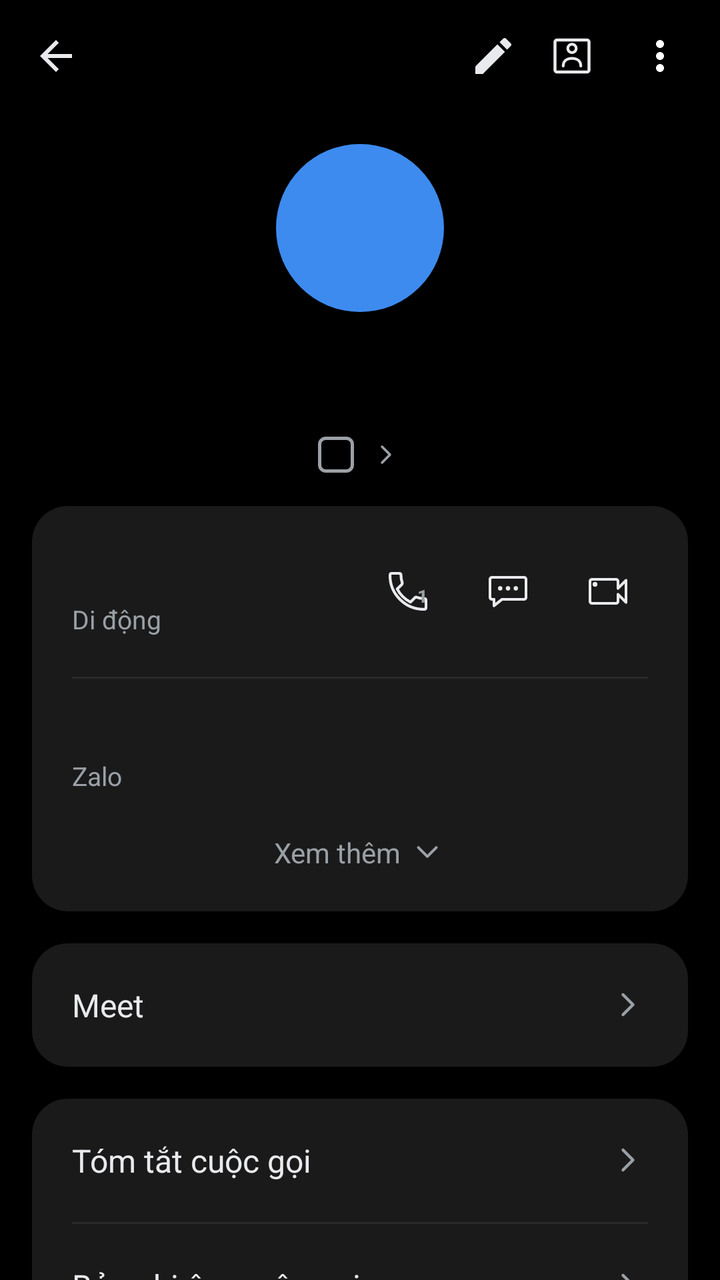
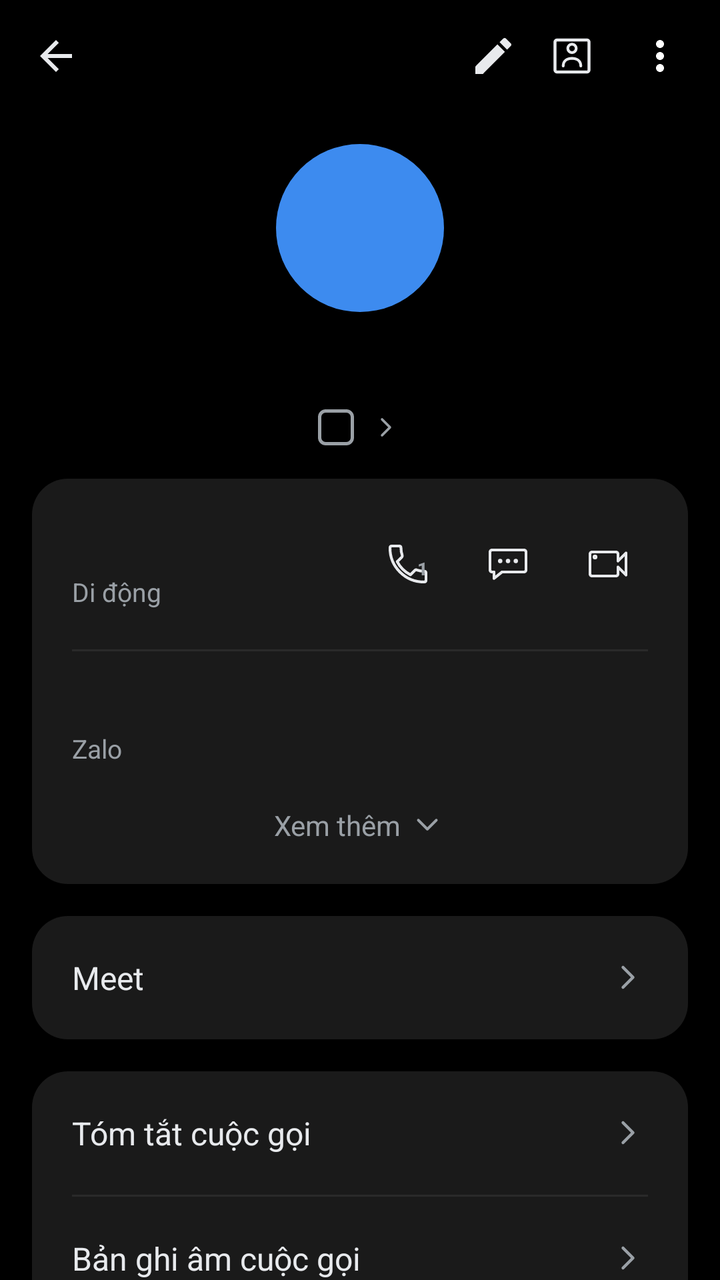

Screens rendered from an Android XML layout before and after an edit, with the pre-edit source and the edit as a unified diff.
<!-- AndroidManifest.xml: application theme Theme.SimpleCall -->
<!-- res/layout/fragment_contact_detail.xml -->
<?xml version="1.0" encoding="utf-8"?>
<LinearLayout xmlns:android="http://schemas.android.com/apk/res/android"
    xmlns:app="http://schemas.android.com/apk/res-auto"
    android:layout_width="match_parent"
    android:layout_height="match_parent"
    android:orientation="vertical"
    android:background="@color/bg">

    
    <LinearLayout
        android:layout_width="match_parent" android:layout_height="56dp"
        android:orientation="horizontal" android:gravity="center_vertical"
        android:paddingStart="4dp" android:paddingEnd="8dp">

        <ImageButton android:id="@+id/btnBack"
            android:layout_width="48dp" android:layout_height="48dp"
            android:background="@android:color/transparent"
            android:src="@drawable/ic_arrow_back"
            android:contentDescription="Quay lại" />

        <Space android:layout_width="0dp" android:layout_height="1dp" android:layout_weight="1" />

        <ImageButton android:id="@+id/btnEdit"
            android:layout_width="35dp" android:layout_height="35dp"
            android:background="@android:color/transparent"
            android:src="@drawable/ic_edit"
            android:contentDescription="Sửa" />

        <ImageButton android:id="@+id/btnContactCard"
            android:layout_width="44dp" android:layout_height="44dp"
            android:background="@android:color/transparent"
            android:src="@drawable/ic_contact_card"
            android:contentDescription="Thẻ liên hệ" />

        <ImageButton android:id="@+id/btnMore"
            android:layout_width="44dp" android:layout_height="44dp"
            android:background="@android:color/transparent"
            android:src="@drawable/ic_more_vert"
            android:contentDescription="Thêm" />
    </LinearLayout>

    <ScrollView
        android:layout_width="match_parent" android:layout_height="0dp"
        android:layout_weight="1"
        android:clipToPadding="false"
        android:paddingBottom="24dp">

        <LinearLayout
            android:layout_width="match_parent" android:layout_height="wrap_content"
            android:orientation="vertical">

            
            <TextView android:id="@+id/tvAvatar"
                android:layout_width="84dp" android:layout_height="84dp"
                android:layout_gravity="center_horizontal"
                android:layout_marginTop="16dp"
                android:background="@drawable/bg_avatar_circle"
                android:gravity="center"
                android:textSize="58sp" android:textColor="@color/white"
                android:fontFamily="sans-serif-medium" />

            
            <TextView android:id="@+id/tvTitle"
                android:layout_width="wrap_content" android:layout_height="wrap_content"
                android:layout_gravity="center_horizontal"
                android:layout_marginTop="16dp"
                android:layout_marginStart="32dp" android:layout_marginEnd="32dp"
                android:gravity="center"
                android:textSize="27sp" android:textStyle="bold"
                android:textColor="@color/text_primary"
                android:fontFamily="sans-serif-medium" />

            
            <LinearLayout android:id="@+id/rowSimDefault"
                android:layout_width="wrap_content" android:layout_height="wrap_content"
                android:layout_gravity="center_horizontal"
                android:layout_marginTop="10dp"
                android:orientation="horizontal" android:gravity="center_vertical"
                android:clickable="true" android:focusable="true">

                <TextView android:id="@+id/tvSimBadge"
                    android:layout_width="18dp" android:layout_height="18dp"
                    android:background="@drawable/bg_sim_badge"
                    android:gravity="center"
                    android:textSize="11sp" android:textColor="@color/text_secondary" />

                <TextView android:id="@+id/tvSubtitle"
                    android:layout_width="wrap_content" android:layout_height="wrap_content"
                    android:layout_marginStart="6dp"
                    android:textSize="14sp" android:textColor="@color/text_secondary" />

                <ImageView
                    android:layout_width="16dp" android:layout_height="16dp"
                    android:layout_marginStart="2dp"
                    android:src="@drawable/ic_chevron_right" />
            </LinearLayout>

            
            <LinearLayout
                android:layout_width="match_parent" android:layout_height="wrap_content"
                android:layout_margin="16dp"
                android:orientation="vertical"
                android:background="@drawable/bg_card_rounded"
                android:padding="20dp">

                <LinearLayout
                    android:layout_width="match_parent" android:layout_height="wrap_content"
                    android:orientation="horizontal" android:gravity="center_vertical">

                    <LinearLayout
                        android:layout_width="0dp" android:layout_height="wrap_content"
                        android:layout_weight="1" android:orientation="vertical">

                        <TextView android:id="@+id/tvNumber"
                            android:layout_width="wrap_content" android:layout_height="wrap_content"
                            android:textSize="19sp" android:textColor="@color/text_primary" />

                        <TextView android:id="@+id/tvNumberType"
                            android:layout_width="wrap_content" android:layout_height="wrap_content"
                            android:layout_marginTop="2dp"
                            android:text="@string/number_type_mobile"
                            android:textSize="13sp" android:textColor="@color/text_secondary" />
                    </LinearLayout>

                    
                    <FrameLayout
                        android:layout_width="40dp"
                        android:layout_height="40dp">
                        <ImageButton android:id="@+id/btnCallRow"
                            android:layout_width="match_parent"
                            android:layout_height="match_parent"
                            android:background="@android:color/transparent"
                            android:src="@drawable/ic_call_outline"
                            android:contentDescription="@string/call" />
                        
                        <TextView
                            android:id="@+id/tvCallSimNum"
                            android:layout_width="wrap_content"
                            android:layout_height="wrap_content"
                            android:layout_gravity="top|end"
                            android:layout_marginTop="16dp"
                            android:layout_marginEnd="10dp"
                            android:text="1"
                            android:textSize="9sp"
                            android:textStyle="bold"
                            android:textColor="@color/text_secondary"
                            android:fontFamily="sans-serif-medium" />
                    </FrameLayout>

                    <ImageButton android:id="@+id/btnMessageRow"
                        android:layout_width="40dp" android:layout_height="40dp"
                        android:layout_marginStart="10dp"
                        android:background="@android:color/transparent"
                        android:src="@drawable/ic_message_outline"
                        android:contentDescription="Nhắn tin" />

                    <ImageButton android:id="@+id/btnVideoRow"
                        android:layout_width="40dp" android:layout_height="40dp"
                        android:layout_marginStart="10dp"
                        android:background="@android:color/transparent"
                        android:src="@drawable/ic_video_call_outline"
                        android:contentDescription="Video call" />
                </LinearLayout>

                <View
                    android:layout_width="match_parent" android:layout_height="1dp"
                    android:layout_marginTop="20dp" android:layout_marginBottom="16dp"
                    android:background="@color/divider" />

                <LinearLayout android:id="@+id/rowZalo"
                    android:layout_width="match_parent" android:layout_height="wrap_content"
                    android:orientation="vertical"
                    android:clickable="true" android:focusable="true">

                    <TextView android:id="@+id/tvZalo"
                        android:layout_width="wrap_content" android:layout_height="wrap_content"
                        android:textSize="16sp" android:textColor="@color/text_primary" />

                    <TextView
                        android:layout_width="wrap_content" android:layout_height="wrap_content"
                        android:layout_marginTop="2dp"
                        android:text="Zalo"
                        android:textSize="13sp" android:textColor="@color/text_secondary" />
                </LinearLayout>

                <LinearLayout android:id="@+id/rowSeeMore"
                    android:layout_width="match_parent" android:layout_height="wrap_content"
                    android:layout_marginTop="20dp"
                    android:orientation="horizontal" android:gravity="center"
                    android:clickable="true" android:focusable="true">

                    <TextView
                        android:layout_width="wrap_content" android:layout_height="wrap_content"
                        android:text="Xem thêm"
                        android:textSize="14sp" android:textColor="@color/text_secondary" />

                    <ImageView
                        android:layout_width="18dp" android:layout_height="18dp"
                        android:layout_marginStart="4dp"
                        android:src="@drawable/ic_chevron_down" />
                </LinearLayout>
            </LinearLayout>

            
            <LinearLayout android:id="@+id/rowMeet"
                android:layout_width="match_parent" android:layout_height="wrap_content"
                android:layout_marginStart="16dp" android:layout_marginEnd="16dp"
                android:orientation="horizontal" android:gravity="center_vertical"
                android:background="@drawable/bg_card_rounded"
                android:padding="20dp"
                android:clickable="true" android:focusable="true">

                <TextView
                    android:layout_width="0dp" android:layout_height="wrap_content"
                    android:layout_weight="1"
                    android:text="Meet"
                    android:textSize="16sp" android:textColor="@color/text_primary" />

                <ImageView
                    android:layout_width="20dp" android:layout_height="20dp"
                    android:src="@drawable/ic_chevron_right" />
            </LinearLayout>

            
            <LinearLayout
                android:layout_width="match_parent" android:layout_height="wrap_content"
                android:layout_margin="16dp"
                android:orientation="vertical"
                android:background="@drawable/bg_card_rounded">

                <LinearLayout android:id="@+id/rowCallSummary"
                    android:layout_width="match_parent" android:layout_height="wrap_content"
                    android:orientation="horizontal" android:gravity="center_vertical"
                    android:padding="20dp"
                    android:clickable="true" android:focusable="true">

                    <TextView
                        android:layout_width="0dp" android:layout_height="wrap_content"
                        android:layout_weight="1"
                        android:text="Tóm tắt cuộc gọi"
                        android:textSize="16sp" android:textColor="@color/text_primary" />

                    <ImageView
                        android:layout_width="20dp" android:layout_height="20dp"
                        android:src="@drawable/ic_chevron_right" />
                </LinearLayout>

                <View
                    android:layout_width="match_parent" android:layout_height="1dp"
                    android:layout_marginStart="20dp" android:layout_marginEnd="20dp"
                    android:background="@color/divider" />

                <LinearLayout android:id="@+id/rowCallRecording"
                    android:layout_width="match_parent" android:layout_height="wrap_content"
                    android:orientation="horizontal" android:gravity="center_vertical"
                    android:padding="20dp"
                    android:clickable="true" android:focusable="true">

                    <TextView
                        android:layout_width="0dp" android:layout_height="wrap_content"
                        android:layout_weight="1"
                        android:text="Bản ghi âm cuộc gọi"
                        android:textSize="16sp" android:textColor="@color/text_primary" />

                    <ImageView
                        android:layout_width="20dp" android:layout_height="20dp"
                        android:src="@drawable/ic_chevron_right" />
                </LinearLayout>
            </LinearLayout>

            
            <LinearLayout
                android:layout_width="match_parent" android:layout_height="wrap_content"
                android:layout_marginStart="20dp" android:layout_marginEnd="12dp"
                android:layout_marginTop="8dp"
                android:orientation="horizontal" android:gravity="center_vertical">

                <TextView
                    android:layout_width="0dp" android:layout_height="wrap_content"
                    android:layout_weight="1"
                    android:text="Nhật ký cuộc gọi"
                    android:textSize="15sp" android:textColor="@color/text_secondary" />

                <TextView android:id="@+id/btnClearLog"
                    android:layout_width="wrap_content" android:layout_height="wrap_content"
                    android:text="Xóa"
                    android:textSize="15sp" android:textColor="@color/accent_blue"
                    android:padding="8dp"
                    android:clickable="true" android:focusable="true" />
            </LinearLayout>

            
            <LinearLayout android:id="@+id/llHistoryEntries"
                android:layout_width="match_parent" android:layout_height="wrap_content"
                android:layout_margin="16dp"
                android:orientation="vertical"
                android:background="@drawable/bg_card_rounded" />

        </LinearLayout>
    </ScrollView>
</LinearLayout>
<!-- resources referenced by this layout -->
<resources>
  <color name="accent_blue">#1A73E8</color>
  <color name="bg">#000000</color>
  <color name="divider">#2A2A2A</color>
  <color name="text_primary">#E8EAED</color>
  <color name="text_secondary">#9AA0A6</color>
  <color name="white">#FFFFFF</color>
  <!-- drawable bg_avatar_circle (drawable) -->
  <?xml version="1.0" encoding="utf-8"?>
  <shape xmlns:android="http://schemas.android.com/apk/res/android"
      android:shape="oval">
      <solid android:color="@color/avatar_purple" />
  </shape>
  <!-- drawable bg_card_rounded (drawable) -->
  <?xml version="1.0" encoding="utf-8"?>
  <shape xmlns:android="http://schemas.android.com/apk/res/android"
      android:shape="rectangle">
      <solid android:color="@color/detail_card_bg" />
      <corners android:radius="18dp" />
  </shape>
  <!-- drawable bg_sim_badge (drawable) -->
  <?xml version="1.0" encoding="utf-8"?>
  <shape xmlns:android="http://schemas.android.com/apk/res/android"
      android:shape="rectangle">
      <stroke android:width="1.5dp" android:color="@color/text_secondary" />
      <corners android:radius="3dp" />
      <solid android:color="@android:color/transparent" />
  </shape>
  <!-- drawable ic_arrow_back (drawable) -->
  <?xml version="1.0" encoding="utf-8"?>
  <vector xmlns:android="http://schemas.android.com/apk/res/android"
      android:width="24dp" android:height="24dp"
      android:viewportWidth="24" android:viewportHeight="24">
      
      <path android:fillColor="@color/text_primary"
          android:pathData="M20,11H7.83l5.59-5.59L12,4l-8,8 8,8 1.41-1.41L7.83,13H20v-2z"/>
  </vector>
  <!-- drawable ic_chevron_down (drawable) -->
  <?xml version="1.0" encoding="utf-8"?>
  <vector xmlns:android="http://schemas.android.com/apk/res/android"
      android:width="24dp" android:height="24dp"
      android:viewportWidth="24" android:viewportHeight="24">
      <path android:fillColor="#00000000"
          android:strokeColor="@color/text_secondary"
          android:strokeWidth="1.8"
          android:strokeLineCap="round"
          android:strokeLineJoin="round"
          android:pathData="M6,9 L12,15 L18,9"/>
  </vector>
  <!-- drawable ic_chevron_right (drawable) -->
  <?xml version="1.0" encoding="utf-8"?>
  <vector xmlns:android="http://schemas.android.com/apk/res/android"
      android:width="24dp" android:height="24dp"
      android:viewportWidth="24" android:viewportHeight="24">
      <path android:fillColor="#00000000"
          android:strokeColor="@color/text_secondary"
          android:strokeWidth="1.8"
          android:strokeLineCap="round"
          android:strokeLineJoin="round"
          android:pathData="M9,6 L15,12 L9,18"/>
  </vector>
  <!-- drawable ic_edit (drawable) -->
  <?xml version="1.0" encoding="utf-8"?>
  <vector xmlns:android="http://schemas.android.com/apk/res/android"
      android:width="24dp" android:height="24dp"
      android:viewportWidth="24" android:viewportHeight="24">
      <path android:fillColor="@color/text_primary"
          android:pathData="M3,17.25V21h3.75L17.81,9.94l-3.75,-3.75L3,17.25zM20.71,7.04c0.39,-0.39 0.39,-1.02 0,-1.41l-2.34,-2.34c-0.39,-0.39 -1.02,-0.39 -1.41,0l-1.83,1.83 3.75,3.75 1.83,-1.83z"/>
  </vector>
  <!-- drawable ic_more_vert (drawable) -->
  <?xml version="1.0" encoding="utf-8"?>
  <vector xmlns:android="http://schemas.android.com/apk/res/android"
      android:width="24dp" android:height="24dp"
      android:viewportWidth="24" android:viewportHeight="24">
      <path android:fillColor="#FFFFFF"
          android:pathData="M12,8c1.1,0 2,-0.9 2,-2s-0.9,-2 -2,-2 -2,0.9 -2,2 0.9,2 2,2zM12,10c-1.1,0 -2,0.9 -2,2s0.9,2 2,2 2,-0.9 2,-2 -0.9,-2 -2,-2zM12,16c-1.1,0 -2,0.9 -2,2s0.9,2 2,2 2,-0.9 2,-2 -0.9,-2 -2,-2z"/>
  </vector>
  <string name="call">Gọi</string>
  <string name="number_type_mobile">Di động</string>
  <color name="avatar_purple">#3D8BEF</color>
  <color name="detail_card_bg">#1A1A1A</color>
  <color name="primary">#1E8E3E</color>
  <color name="primary_dark">#137333</color>
  <!-- unchanged entries left out for length: 5 -->
</resources>

<!-- the commit's change to res/layout/fragment_contact_detail.xml (unified diff, before → after) -->
@@ -74,7 +74,7 @@
             <LinearLayout android:id="@+id/rowSimDefault"
                 android:layout_width="wrap_content" android:layout_height="wrap_content"
                 android:layout_gravity="center_horizontal"
-                android:layout_marginTop="10dp"
+                android:layout_marginTop="-4dp"
                 android:orientation="horizontal" android:gravity="center_vertical"
                 android:clickable="true" android:focusable="true">
 
